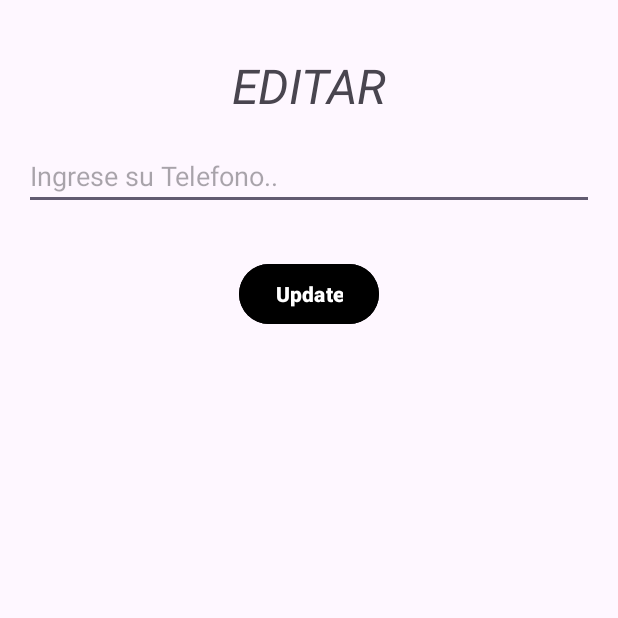
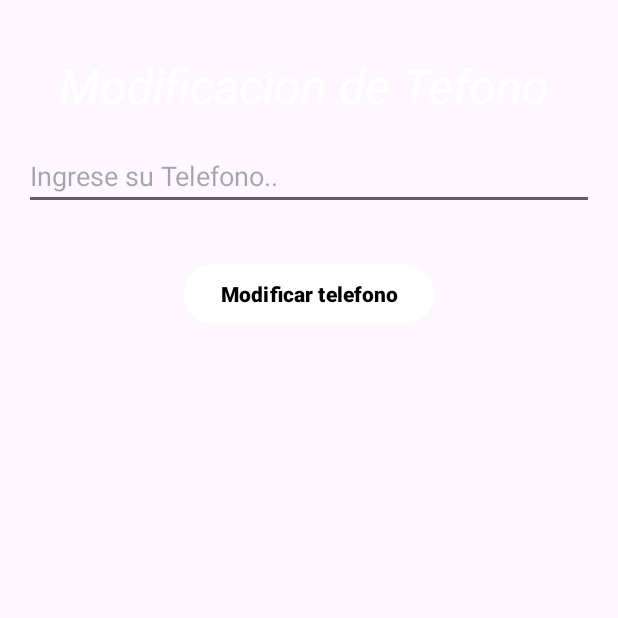
Before and after one commit to MatiaseRamirez/TP_APP_final, an Android app: the fragment PhoneUpdateFragment shown on its own in the app's theme, on a phone screen of 412 x 824 dp, the top half of it. Run offline under Robolectric (Android 15) with nearby library versions, the phone set to English and light mode, and no system bars; 2 statements that could not run were skipped.

Commit message:
Arreglos de diseño

```diff
--- a/app/src/main/res/layout/fragment_addres_add.xml
+++ b/app/src/main/res/layout/fragment_addres_add.xml
@@ -11,7 +11,7 @@
         android:id="@+id/direccion_header"
         android:layout_width="wrap_content"
         android:layout_height="wrap_content"
-        android:text="@string/direccion_text"
+        android:text=" "
         android:textSize="32sp"
         android:textColor="@color/white"
         android:textStyle="bold"
--- a/app/src/main/res/layout/fragment_addres_update.xml
+++ b/app/src/main/res/layout/fragment_addres_update.xml
@@ -11,7 +11,7 @@
         android:id="@+id/direccion_header"
         android:layout_width="wrap_content"
         android:layout_height="wrap_content"
-        android:text="@string/direccion_text"
+        android:text="  "
         android:textSize="32sp"
         android:textColor="@color/white"
         android:textStyle="bold"
--- a/app/src/main/res/layout/fragment_phone_update.xml
+++ b/app/src/main/res/layout/fragment_phone_update.xml
@@ -12,14 +12,15 @@
         android:id="@+id/tvTitle"
         android:layout_width="match_parent"
         android:layout_height="wrap_content"
-        android:text="EDITAR"
+        android:text="Modificacion de Tefono "
         android:textSize="32dp"
         android:textAlignment="center"
         android:textStyle="italic"
         android:layout_marginTop="35dp"
         app:layout_constraintStart_toStartOf="parent"
         app:layout_constraintEnd_toEndOf="parent"
-        app:layout_constraintTop_toTopOf="parent"/>
+        app:layout_constraintTop_toTopOf="parent"
+        android:textColor="@color/white" />
 
 
     <EditText
@@ -31,16 +32,17 @@
         app:layout_constraintStart_toStartOf="parent"
         app:layout_constraintEnd_toEndOf="parent"
         app:layout_constraintTop_toBottomOf="@+id/tvTitle"
-        android:layout_margin="16dp"/>
+        android:layout_margin="16dp"
+        android:textColor="@color/white"/>
 
     <Button
         android:id="@+id/btnUpdateUser"
         android:layout_width="wrap_content"
         android:layout_height="wrap_content"
-        android:text="Update"
+        android:text="Modificar telefono"
         android:textStyle="bold"
-        android:textColor="@color/white"
-        android:backgroundTint="@color/black"
+        android:textColor="@color/black"
+        android:backgroundTint="@color/white"
         app:layout_constraintEnd_toEndOf="parent"
         app:layout_constraintStart_toStartOf="parent"
         app:layout_constraintTop_toBottomOf="@+id/etPhone"
```
Also changed, not shown: app/src/main/res/layout/fragment_addres.xml (+12 -0 lines), app/src/main/res/layout/item_recyclerview_addres.xml (+11 -5 lines).
